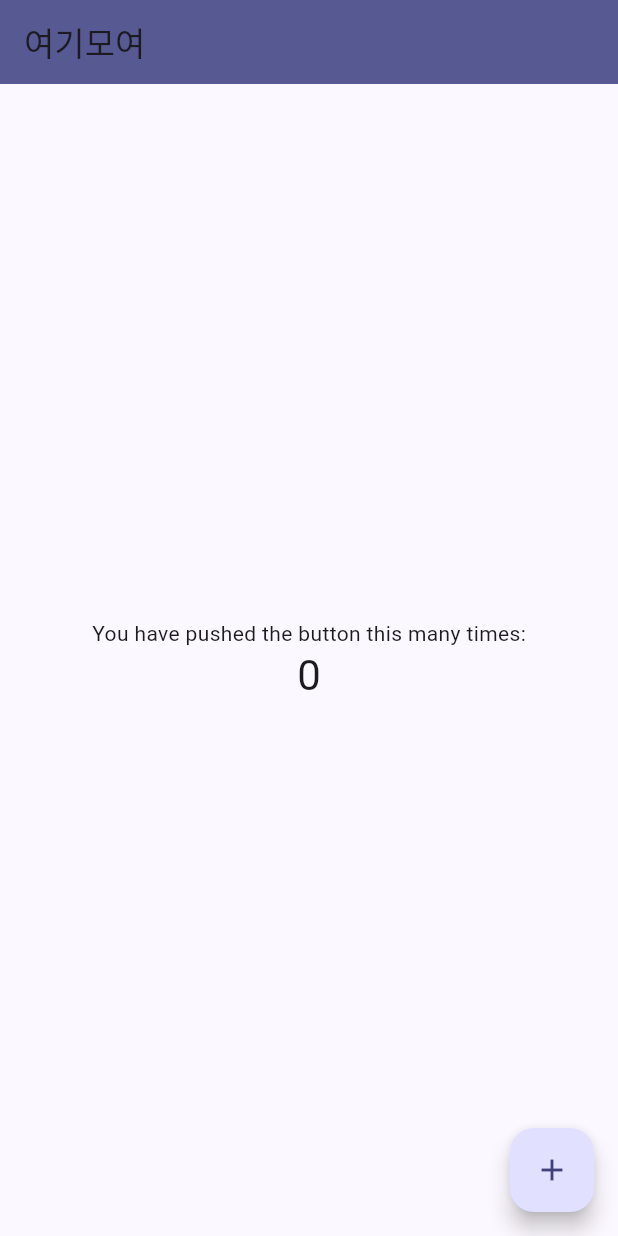
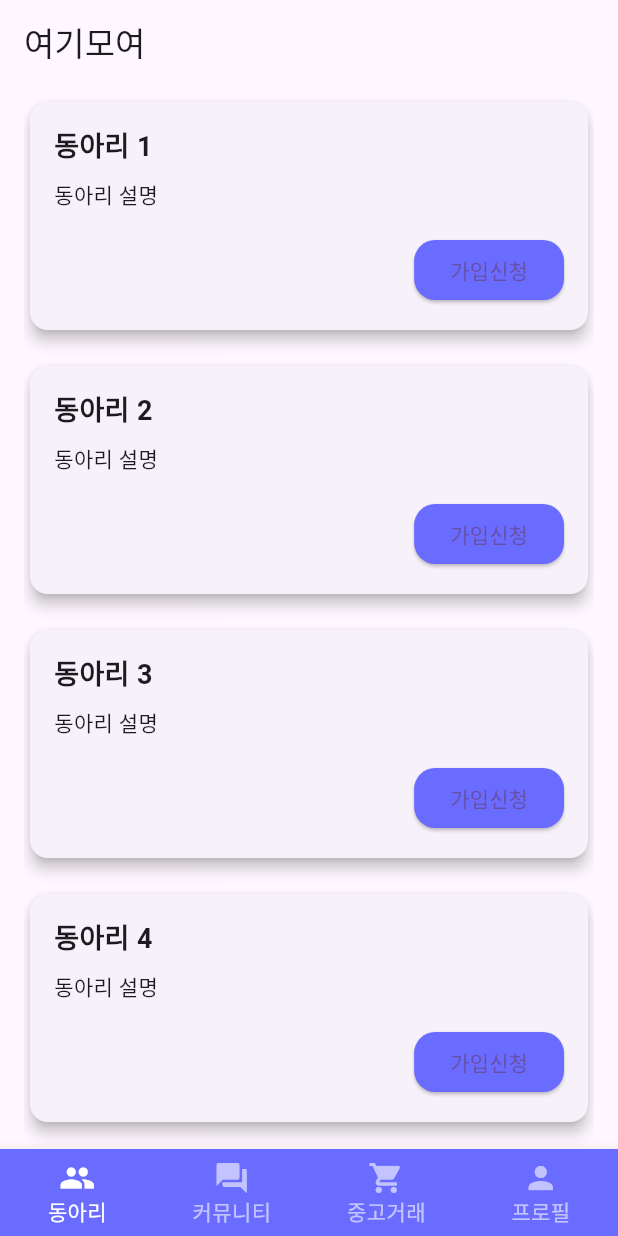
Before and after one commit to c0d1ngkjy/capstone_user, a Flutter app: the screen it shows after launch, on a phone screen of 412 x 824 dp. Run offline on Flutter 3.47's test engine with Material 3 defaults, Android fonts, the light colour scheme and no system bars.

Commit message:
main page UI
in progress

```diff
--- a/capstone_user/lib/main.dart
+++ b/capstone_user/lib/main.dart
@@ -7,119 +7,149 @@
 class MyApp extends StatelessWidget {
   const MyApp({super.key});
 
-  // This widget is the root of your application.
   @override
   Widget build(BuildContext context) {
     return MaterialApp(
       title: '여기모여',
       theme: ThemeData(
-        // This is the theme of your application.
-        //
-        // TRY THIS: Try running your application with "flutter run". You'll see
-        // the application has a purple toolbar. Then, without quitting the app,
-        // try changing the seedColor in the colorScheme below to Colors.green
-        // and then invoke "hot reload" (save your changes or press the "hot
-        // reload" button in a Flutter-supported IDE, or press "r" if you used
-        // the command line to start the app).
-        //
-        // Notice that the counter didn't reset back to zero; the application
-        // state is not lost during the reload. To reset the state, use hot
-        // restart instead.
-        //
-        // This works for code too, not just values: Most code changes can be
-        // tested with just a hot reload.
-        colorScheme: ColorScheme.fromSeed(seedColor: const Color(0xFF696CFF)),
-        useMaterial3: true,
+        primaryColor: const Color(0xFF696CFF),
+        visualDensity: VisualDensity.adaptivePlatformDensity,
       ),
-      home: const MyHomePage(title: '여기모여'),
+      home: const HomePage(),
     );
   }
 }
 
-class MyHomePage extends StatefulWidget {
-  const MyHomePage({super.key, required this.title});
-
-  // This widget is the home page of your application. It is stateful, meaning
-  // that it has a State object (defined below) that contains fields that affect
-  // how it looks.
-
-  // This class is the configuration for the state. It holds the values (in this
-  // case the title) provided by the parent (in this case the App widget) and
-  // used by the build method of the State. Fields in a Widget subclass are
-  // always marked "final".
-
-  final String title;
+class HomePage extends StatefulWidget {
+  const HomePage({Key? key}) : super(key: key);
 
   @override
-  State<MyHomePage> createState() => _MyHomePageState();
+  _HomePageState createState() => _HomePageState();
 }
 
-class _MyHomePageState extends State<MyHomePage> {
-  int _counter = 0;
+class _HomePageState extends State<HomePage> {
+  int _currentIndex = 0;
 
-  void _incrementCounter() {
-    setState(() {
-      // This call to setState tells the Flutter framework that something has
-      // changed in this State, which causes it to rerun the build method below
-      // so that the display can reflect the updated values. If we changed
-      // _counter without calling setState(), then the build method would not be
-      // called again, and so nothing would appear to happen.
-      _counter++;
-    });
-  }
+  final List<Widget> _pages = const [
+    ClubListPage(),
+    CommunityPage(),
+    TradeMarketPage(),
+    ProfilePage(),
+  ];
 
   @override
   Widget build(BuildContext context) {
-    // This method is rerun every time setState is called, for instance as done
-    // by the _incrementCounter method above.
-    //
-    // The Flutter framework has been optimized to make rerunning build methods
-    // fast, so that you can just rebuild anything that needs updating rather
-    // than having to individually change instances of widgets.
     return Scaffold(
       appBar: AppBar(
-        // TRY THIS: Try changing the color here to a specific color (to
-        // Colors.amber, perhaps?) and trigger a hot reload to see the AppBar
-        // change color while the other colors stay the same.
-        backgroundColor: Theme.of(context).colorScheme.primary,
-        // Here we take the value from the MyHomePage object that was created by
-        // the App.build method, and use it to set our appbar title.
-        title: Text(widget.title),
+        title: const Text('여기모여'),
       ),
-      body: Center(
-        // Center is a layout widget. It takes a single child and positions it
-        // in the middle of the parent.
-        child: Column(
-          // Column is also a layout widget. It takes a list of children and
-          // arranges them vertically. By default, it sizes itself to fit its
-          // children horizontally, and tries to be as tall as its parent.
-          //
-          // Column has various properties to control how it sizes itself and
-          // how it positions its children. Here we use mainAxisAlignment to
-          // center the children vertically; the main axis here is the vertical
-          // axis because Columns are vertical (the cross axis would be
-          // horizontal).
-          //
-          // TRY THIS: Invoke "debug painting" (choose the "Toggle Debug Paint"
-          // action in the IDE, or press "p" in the console), to see the
-          // wireframe for each widget.
-          mainAxisAlignment: MainAxisAlignment.center,
-          children: <Widget>[
-            const Text(
-              'You have pushed the button this many times:',
-            ),
-            Text(
-              '$_counter',
-              style: Theme.of(context).textTheme.headlineMedium,
-            ),
-          ],
-        ),
+      body: _pages[_currentIndex],
+      bottomNavigationBar: BottomNavigationBar(
+        currentIndex: _currentIndex,
+        onTap: (index) {
+          setState(() {
+            _currentIndex = index;
+          });
+        },
+        type: BottomNavigationBarType.fixed,
+        backgroundColor: const Color(0xFF696CFF),
+        selectedItemColor: Colors.white,
+        unselectedItemColor: Colors.white.withOpacity(0.6),
+        selectedFontSize: 14,
+        unselectedFontSize: 14,
+        items: const [
+          BottomNavigationBarItem(icon: Icon(Icons.group), label: '동아리'),
+          BottomNavigationBarItem(icon: Icon(Icons.forum), label: '커뮤니티'),
+          BottomNavigationBarItem(icon: Icon(Icons.shopping_cart), label: '중고거래'),
+          BottomNavigationBarItem(icon: Icon(Icons.person), label: '프로필'),
+        ],
       ),
-      floatingActionButton: FloatingActionButton(
-        onPressed: _incrementCounter,
-        tooltip: 'Increment',
-        child: const Icon(Icons.add),
-      ), // This trailing comma makes auto-formatting nicer for build methods.
     );
   }
 }
+
+class ClubListPage extends StatelessWidget {
+  const ClubListPage({Key? key}) : super(key: key);
+
+  @override
+  Widget build(BuildContext context) {
+    return Padding(
+      padding: const EdgeInsets.symmetric(horizontal: 16.0),
+      child: ListView.builder(
+        itemCount: 10, // 임시로 10개의 아이템을 표시
+        itemBuilder: (context, index) {
+          return Padding(
+            padding: const EdgeInsets.symmetric(vertical: 8.0),
+            child: Card(
+              elevation: 4.0,
+              shape: RoundedRectangleBorder(
+                borderRadius: BorderRadius.circular(12.0),
+              ),
+              child: Padding(
+                padding: const EdgeInsets.all(16.0),
+                child: Column(
+                  crossAxisAlignment: CrossAxisAlignment.start,
+                  children: [
+                    Text(
+                      '동아리 ${index + 1}',
+                      style: const TextStyle(
+                        fontSize: 18,
+                        fontWeight: FontWeight.bold,
+                      ),
+                    ),
+                    const SizedBox(height: 8),
+                    const Text('동아리 설명'),
+                    const SizedBox(height: 16),
+                    Align(
+                      alignment: Alignment.centerRight,
+                      child: ElevatedButton(
+                        child: const Text('가입신청'),
+                        style: ElevatedButton.styleFrom(
+                          backgroundColor: const Color(0xFF696CFF),
+
+                          shape: RoundedRectangleBorder(
+                            borderRadius: BorderRadius.circular(14.0),
+                          ),
+                        ),
+                        onPressed: () {
+                          // 가입신청 로직 구현
+                        },
+                      ),
+                    ),
+                  ],
+                ),
+              ),
+            ),
+          );
+        },
+      ),
+    );
+  }
+}
+
+class CommunityPage extends StatelessWidget {
+  const CommunityPage({Key? key}) : super(key: key);
+
+  @override
+  Widget build(BuildContext context) {
+    return const Center(child: Text('커뮤니티 페이지'));
+  }
+}
+
+class TradeMarketPage extends StatelessWidget {
+  const TradeMarketPage({Key? key}) : super(key: key);
+
+  @override
+  Widget build(BuildContext context) {
+    return const Center(child: Text('중고거래 페이지'));
+  }
+}
+
+class ProfilePage extends StatelessWidget {
+  const ProfilePage({Key? key}) : super(key: key);
+
+  @override
+  Widget build(BuildContext context) {
+    return const Center(child: Text('프로필 페이지'));
+  }
+}
```
